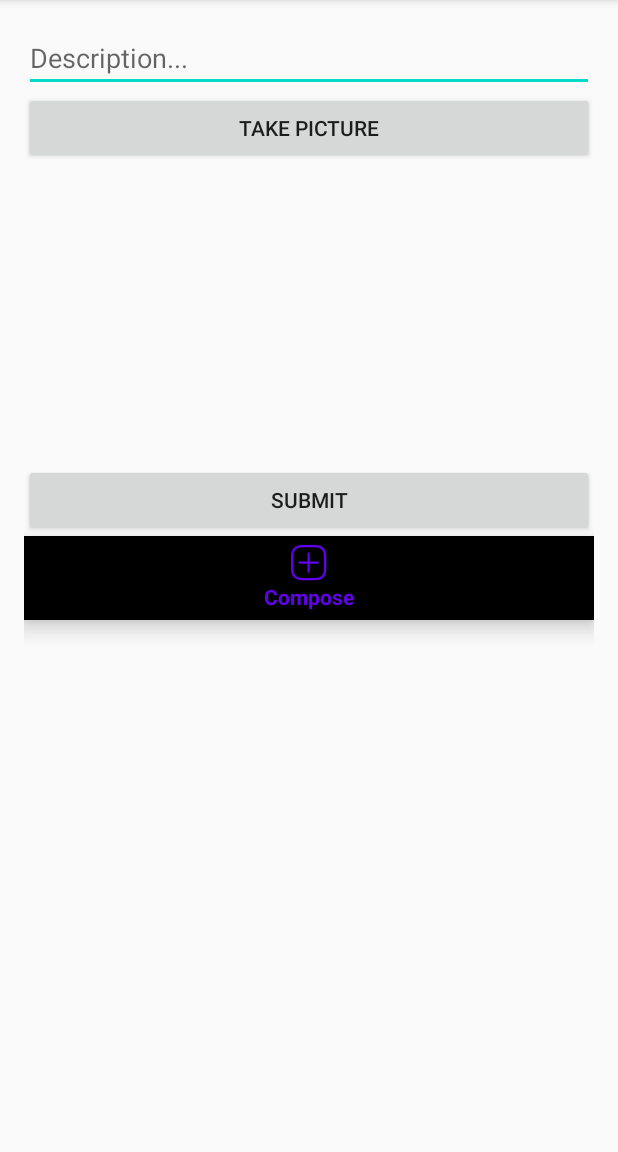
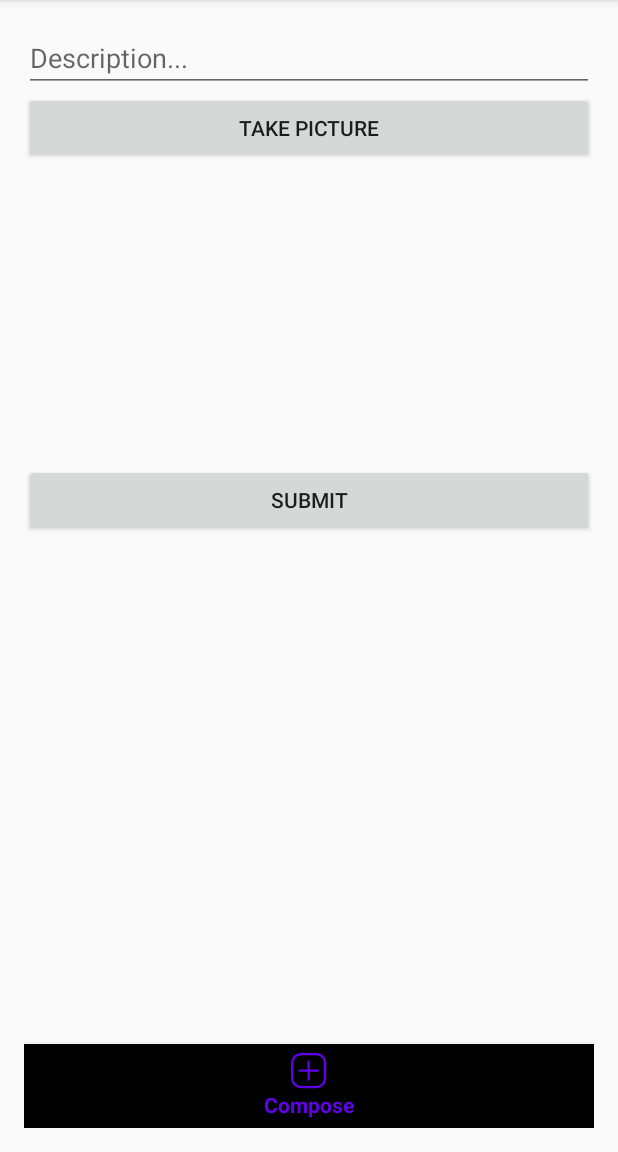
Before and after one commit to ziyangli128/Parstagram, an Android app: the MainActivity screen opened directly, with no data from a screen before it, item 2 of the bottom bar chosen, on a phone screen of 412 x 824 dp, the part 84-1236 px from its top. Run offline under Robolectric (Android 15) with nearby library versions, the phone set to English and light mode, and no system bars; libraries missing offline, so code that uses them is left out: com.parse.

Commit message:
Created Compose Fragment.

```diff
--- a/app/build.gradle
+++ b/app/build.gradle
@@ -26,6 +26,7 @@ dependencies {
     implementation fileTree(dir: "libs", include: ["*.jar"])
     implementation 'androidx.appcompat:appcompat:1.1.0'
     implementation 'androidx.constraintlayout:constraintlayout:1.1.3'
+    implementation 'androidx.legacy:legacy-support-v4:1.0.0'
     testImplementation 'junit:junit:4.12'
     androidTestImplementation 'androidx.test.ext:junit:1.1.1'
     androidTestImplementation 'androidx.test.espresso:espresso-core:3.2.0'
--- a/app/src/main/java/com/example/parstagram/MainActivity.java
+++ b/app/src/main/java/com/example/parstagram/MainActivity.java
@@ -5,6 +5,7 @@ import androidx.annotation.Nullable;
 import androidx.appcompat.app.AppCompatActivity;
 import androidx.core.content.FileProvider;
 import androidx.fragment.app.Fragment;
+import androidx.fragment.app.FragmentManager;
 
 import android.content.Intent;
 import android.graphics.Bitmap;
@@ -21,6 +22,8 @@ import android.widget.EditText;
 import android.widget.ImageView;
 import android.widget.Toast;
 
+import com.example.parstagram.fragments.ComposeFragment;
+import com.example.parstagram.fragments.PostsFragment;
 import com.example.parstagram.models.Post;
 import com.google.android.material.bottomnavigation.BottomNavigationView;
 import com.parse.FindCallback;
@@ -36,14 +39,8 @@ import java.util.List;
 public class MainActivity extends AppCompatActivity {
 
     public static final String TAG = "MainActivity";
-    public final static int CAPTURE_IMAGE_ACTIVITY_REQUEST_CODE = 44;
-    public String photoFileName = "photo.jpg";
-    private File photoFile;
 
-    private EditText etDescription;
-    private Button btnCaptureImage;
-    private ImageView ivPostImage;
-    private Button btnSubmit;
+    final FragmentManager fragmentManager = getSupportFragmentManager();
     private BottomNavigationView bottomNavigationView;
 
     @Override
@@ -51,39 +48,7 @@ public class MainActivity extends AppCompatActivity {
         super.onCreate(savedInstanceState);
         setContentView(R.layout.activity_main);
 
-        etDescription = findViewById(R.id.etDescription);
-        btnCaptureImage = findViewById(R.id.btnCaptureImage);
-        ivPostImage = findViewById(R.id.ivPostImage);
-        btnSubmit = findViewById(R.id.btnSubmit);
         bottomNavigationView = findViewById(R.id.bottomNavigation);
-
-        //queryPosts();
-
-        btnCaptureImage.setOnClickListener(new View.OnClickListener() {
-            @Override
-            public void onClick(View view) {
-                launchCamera();
-            }
-        });
-
-        btnSubmit.setOnClickListener(new View.OnClickListener() {
-            @Override
-            public void onClick(View view) {
-                String description = etDescription.getText().toString();
-                if (description.isEmpty()) {
-                    Toast.makeText(MainActivity.this,
-                            "Description cannot be empty!", Toast.LENGTH_SHORT).show();
-                    return;
-                }
-                if (photoFile == null || ivPostImage.getDrawable() == null) {
-                    Toast.makeText(MainActivity.this,
-                            "Please uplaod an image!", Toast.LENGTH_SHORT).show();
-                    return;
-                }
-                ParseUser currentUser = ParseUser.getCurrentUser();
-                savePost(description, currentUser, photoFile);
-            }
-        });
 
         bottomNavigationView.setOnNavigationItemSelectedListener(new BottomNavigationView.OnNavigationItemSelectedListener() {
             @Override
@@ -92,112 +57,23 @@ public class MainActivity extends AppCompatActivity {
                 switch (menuItem.getItemId()) {
                     case R.id.action_home:
                         Toast.makeText(MainActivity.this, "Home!", Toast.LENGTH_SHORT).show();
+                        fragment = new PostsFragment();
                         break;
                     case R.id.action_compose:
                         Toast.makeText(MainActivity.this, "Compose!", Toast.LENGTH_SHORT).show();
+                        fragment = new ComposeFragment();
                         break;
                     case R.id.action_profile:
                     default:
                         Toast.makeText(MainActivity.this, "Profile!", Toast.LENGTH_SHORT).show();
+                        fragment = new ComposeFragment();
                         break;
                 }
+                fragmentManager.beginTransaction().replace(R.id.flContainer, fragment).commit();
                 return true;
             }
         });
-    }
-
-    public void launchCamera() {
-        // create Intent to take a picture and return control to the calling application
-        Intent intent = new Intent(MediaStore.ACTION_IMAGE_CAPTURE);
-        // Create a File reference for future access
-        photoFile = getPhotoFileUri(photoFileName);
-
-        // wrap File object into a content provider
-        // required for API >= 24
-        // See https://guides.codepath.com/android/Sharing-Content-with-Intents#sharing-files-with-api-24-or-higher
-        Uri fileProvider = FileProvider.getUriForFile(MainActivity.this, "com.codepath.fileprovider", photoFile);
-        intent.putExtra(MediaStore.EXTRA_OUTPUT, fileProvider);
-
-        // If you call startActivityForResult() using an intent that no app can handle, your app will crash.
-        // So as long as the result is not null, it's safe to use the intent.
-        if (intent.resolveActivity(getPackageManager()) != null) {
-            // Start the image capture intent to take photo
-            startActivityForResult(intent, CAPTURE_IMAGE_ACTIVITY_REQUEST_CODE);
-        }
-    }
-
-    // Returns the File for a photo stored on disk given the fileName
-    public File getPhotoFileUri(String fileName) {
-        // Get safe storage directory for photos
-        // Use `getExternalFilesDir` on Context to access package-specific directories.
-        // This way, we don't need to request external read/write runtime permissions.
-        File mediaStorageDir = new File(getExternalFilesDir(Environment.DIRECTORY_PICTURES), TAG);
-
-        // Create the storage directory if it does not exist
-        if (!mediaStorageDir.exists() && !mediaStorageDir.mkdirs()){
-            Log.d(TAG, "failed to create directory");
-        }
-
-        // Return the file target for the photo based on filename
-        File file = new File(mediaStorageDir.getPath() + File.separator + fileName);
-
-        return file;
-    }
-
-    @Override
-    protected void onActivityResult(int requestCode, int resultCode, @Nullable Intent data) {
-        super.onActivityResult(requestCode, resultCode, data);
-        if (requestCode == CAPTURE_IMAGE_ACTIVITY_REQUEST_CODE) {
-            if (resultCode == RESULT_OK) {
-                // by this point we have the camera photo on disk
-                Bitmap takenImage = BitmapFactory.decodeFile(photoFile.getAbsolutePath());
-                // RESIZE BITMAP, see section below
-                // Load the taken image into a preview
-                ImageView ivPostImage = (ImageView) findViewById(R.id.ivPostImage);
-                ivPostImage.setImageBitmap(takenImage);
-            } else { // Result was a failure
-                Toast.makeText(this, "Picture wasn't taken!", Toast.LENGTH_SHORT).show();
-            }
-        }
-    }
-
-    private void savePost(final String description, ParseUser currentUser, File photoFile) {
-        Post post = new Post();
-        post.setDescription(description);
-        post.setImage(new ParseFile(photoFile));
-        post.setUser(currentUser);
-        post.saveInBackground(new SaveCallback() {
-            @Override
-            public void done(ParseException e) {
-                if (e != null) {
-                    Log.e(TAG, "Issue with saving post.", e);
-                    Toast.makeText(MainActivity.this,
-                            "Error while saving!", Toast.LENGTH_SHORT).show();
-                    return;
-                }
-                Log.i(TAG, "Post save was successful!");
-                etDescription.setText("");
-                ivPostImage.setImageResource(0);
-            }
-        });
-    }
-
-    private void queryPosts() {
-        // specify the class to query
-        ParseQuery<Post> query = ParseQuery.getQuery(Post.class);
-        query.include(Post.KEY_USER);
-        query.findInBackground(new FindCallback<Post>() {
-            @Override
-            public void done(List<Post> posts, ParseException e) {
-                if (e != null) {
-                    Log.e(TAG, "Issue with getting posts.", e);
-                    return;
-                }
-                for (Post post : posts) {
-                    Log.i(TAG, "Post: " + post.getDescription()
-                    + ", username: " + post.getUser().getUsername());
-                }
-            }
-        });
+        // set default selection view
+        bottomNavigationView.setSelectedItemId(R.id.action_home);
     }
 }
--- /dev/null
+++ b/app/src/main/java/com/example/parstagram/fragments/ComposeFragment.java
@@ -0,0 +1,197 @@
+package com.example.parstagram.fragments;
+
+import android.content.Intent;
+import android.graphics.Bitmap;
+import android.graphics.BitmapFactory;
+import android.net.Uri;
+import android.os.Bundle;
+
+import androidx.annotation.NonNull;
+import androidx.annotation.Nullable;
+import androidx.core.content.FileProvider;
+import androidx.fragment.app.Fragment;
+
+import android.os.Environment;
+import android.provider.MediaStore;
+import android.util.Log;
+import android.view.LayoutInflater;
+import android.view.View;
+import android.view.ViewGroup;
+import android.widget.Button;
+import android.widget.EditText;
+import android.widget.ImageView;
+import android.widget.Toast;
+
+import com.example.parstagram.MainActivity;
+import com.example.parstagram.R;
+import com.example.parstagram.models.Post;
+import com.parse.FindCallback;
+import com.parse.ParseException;
+import com.parse.ParseFile;
+import com.parse.ParseQuery;
+import com.parse.ParseUser;
+import com.parse.SaveCallback;
+
+import java.io.File;
+import java.util.List;
+
+import static android.app.Activity.RESULT_OK;
+
+public class ComposeFragment extends Fragment {
+
+    public static final String TAG = "ComposeFragment";
+
+    public final static int CAPTURE_IMAGE_ACTIVITY_REQUEST_CODE = 44;
+    public String photoFileName = "photo.jpg";
+    private File photoFile;
+
+    private EditText etDescription;
+    private Button btnCaptureImage;
+    private ImageView ivPostImage;
+    private Button btnSubmit;
+
+    public ComposeFragment() {
+        // Required empty public constructor
+    }
+
+    // The onCreateView method is called when Fragment should create its View object hierarchy,
+    // either dynamically or via XML layout inflation.
+    @Override
+    public View onCreateView(LayoutInflater inflater, ViewGroup container,
+                             Bundle savedInstanceState) {
+        // Inflate the layout for this fragment
+        return inflater.inflate(R.layout.fragment_compose, container, false);
+    }
+
+    // This event is triggered soon after onCreateView().
+    // Any view setup should occur here.
+    @Override
+    public void onViewCreated(@NonNull View view, @Nullable Bundle savedInstanceState) {
+        super.onViewCreated(view, savedInstanceState);
+        etDescription = view.findViewById(R.id.etDescription);
+        btnCaptureImage = view.findViewById(R.id.btnCaptureImage);
+        ivPostImage = view.findViewById(R.id.ivPostImage);
+        btnSubmit = view.findViewById(R.id.btnSubmit);
+
+        btnCaptureImage.setOnClickListener(new View.OnClickListener() {
+            @Override
+            public void onClick(View view) {
+                launchCamera();
+            }
+        });
+
+        btnSubmit.setOnClickListener(new View.OnClickListener() {
+            @Override
+            public void onClick(View view) {
+                String description = etDescription.getText().toString();
+                if (description.isEmpty()) {
+                    Toast.makeText(getContext(),
+                            "Description cannot be empty!", Toast.LENGTH_SHORT).show();
+                    return;
+                }
+                if (photoFile == null || ivPostImage.getDrawable() == null) {
+                    Toast.makeText(getContext(),
+                            "Please uplaod an image!", Toast.LENGTH_SHORT).show();
+                    return;
+                }
+                ParseUser currentUser = ParseUser.getCurrentUser();
+                savePost(description, currentUser, photoFile);
+            }
+        });
+    }
+
+    public void launchCamera() {
+        // create Intent to take a picture and return control to the calling application
+        Intent intent = new Intent(MediaStore.ACTION_IMAGE_CAPTURE);
+        // Create a File reference for future access
+        photoFile = getPhotoFileUri(photoFileName);
+
+        // wrap File object into a content provider
+        // required for API >= 24
+        // See https://guides.codepath.com/android/Sharing-Content-with-Intents#sharing-files-with-api-24-or-higher
+        Uri fileProvider = FileProvider.getUriForFile(getContext(), "com.codepath.fileprovider", photoFile);
+        intent.putExtra(MediaStore.EXTRA_OUTPUT, fileProvider);
+
+        // If you call startActivityForResult() using an intent that no app can handle, your app will crash.
+        // So as long as the result is not null, it's safe to use the intent.
+        if (intent.resolveActivity(getContext().getPackageManager()) != null) {
+            // Start the image capture intent to take photo
+            startActivityForResult(intent, CAPTURE_IMAGE_ACTIVITY_REQUEST_CODE);
+        }
+    }
+
+    // Returns the File for a photo stored on disk given the fileName
+    public File getPhotoFileUri(String fileName) {
+        // Get safe storage directory for photos
+        // Use `getExternalFilesDir` on Context to access package-specific directories.
+        // This way, we don't need to request external read/write runtime permissions.
+        File mediaStorageDir = new File(getContext().getExternalFilesDir(Environment.DIRECTORY_PICTURES), TAG);
+
+        // Create the storage directory if it does not exist
+        if (!mediaStorageDir.exists() && !mediaStorageDir.mkdirs()){
+            Log.d(TAG, "failed to create directory");
+        }
+
+        // Return the file target for the photo based on filename
+        File file = new File(mediaStorageDir.getPath() + File.separator + fileName);
+
+        return file;
+    }
+
+    @Override
+    public void onActivityResult(int requestCode, int resultCode, @Nullable Intent data) {
+        super.onActivityResult(requestCode, resultCode, data);
+        if (requestCode == CAPTURE_IMAGE_ACTIVITY_REQUEST_CODE) {
+            if (resultCode == RESULT_OK) {
+                // by this point we have the camera photo on disk
+                Bitmap takenImage = BitmapFactory.decodeFile(photoFile.getAbsolutePath());
+                // RESIZE BITMAP, see section below
+                // Load the taken image into a preview
+                //ImageView ivPostImage = (ImageView) findViewById(R.id.ivPostImage);
+                ivPostImage.setImageBitmap(takenImage);
+            } else { // Result was a failure
+                Toast.makeText(getContext(), "Picture wasn't taken!", Toast.LENGTH_SHORT).show();
+            }
+        }
+    }
+
+    private void savePost(final String description, ParseUser currentUser, File photoFile) {
+        Post post = new Post();
+        post.setDescription(description);
+        post.setImage(new ParseFile(photoFile));
+        post.setUser(currentUser);
+        post.saveInBackground(new SaveCallback() {
+            @Override
+            public void done(ParseException e) {
+                if (e != null) {
+                    Log.e(TAG, "Issue with saving post.", e);
+                    Toast.makeText(getContext(),
+                            "Error while saving!", Toast.LENGTH_SHORT).show();
+                    return;
+                }
+                Log.i(TAG, "Post save was successful!");
+                etDescription.setText("");
+                ivPostImage.setImageResource(0);
+            }
+        });
+    }
+
+    private void queryPosts() {
+        // specify the class to query
+        ParseQuery<Post> query = ParseQuery.getQuery(Post.class);
+        query.include(Post.KEY_USER);
+        query.findInBackground(new FindCallback<Post>() {
+            @Override
+            public void done(List<Post> posts, ParseException e) {
+                if (e != null) {
+                    Log.e(TAG, "Issue with getting posts.", e);
+                    return;
+                }
+                for (Post post : posts) {
+                    Log.i(TAG, "Post: " + post.getDescription()
+                            + ", username: " + post.getUser().getUsername());
+                }
+            }
+        });
+    }
+}
--- /dev/null
+++ b/app/src/main/java/com/example/parstagram/fragments/PostsFragment.java
@@ -0,0 +1,28 @@
+package com.example.parstagram.fragments;
+
+import android.os.Bundle;
+
+import androidx.fragment.app.Fragment;
+
+import android.view.LayoutInflater;
+import android.view.View;
+import android.view.ViewGroup;
+
+import com.example.parstagram.R;
+
+/**
+ * A simple {@link Fragment} subclass.
+ */
+public class PostsFragment extends Fragment {
+
+    public PostsFragment() {
+        // Required empty public constructor
+    }
+
+    @Override
+    public View onCreateView(LayoutInflater inflater, ViewGroup container,
+                             Bundle savedInstanceState) {
+        // Inflate the layout for this fragment
+        return inflater.inflate(R.layout.fragment_posts, container, false);
+    }
+}
--- a/app/src/main/res/layout/activity_main.xml
+++ b/app/src/main/res/layout/activity_main.xml
@@ -1,5 +1,5 @@
 <?xml version="1.0" encoding="utf-8"?>
-<LinearLayout xmlns:android="http://schemas.android.com/apk/res/android"
+<RelativeLayout xmlns:android="http://schemas.android.com/apk/res/android"
     xmlns:app="http://schemas.android.com/apk/res-auto"
     xmlns:tools="http://schemas.android.com/tools"
     android:orientation="vertical"
@@ -8,30 +8,12 @@
     android:layout_height="match_parent"
     tools:context=".MainActivity">
 
-    <EditText
-        android:id="@+id/etDescription"
+    <FrameLayout
+        android:id="@+id/flContainer"
         android:layout_width="match_parent"
-        android:layout_height="wrap_content"
-        android:ems="10"
-        android:hint="Description..." />
+        android:layout_height="match_parent"
+        android:layout_above="@id/bottomNavigation" />
 
-    <Button
-        android:id="@+id/btnCaptureImage"
-        android:layout_width="match_parent"
-        android:layout_height="wrap_content"
-        android:text="Take Picture" />
-
-    <ImageView
-        android:id="@+id/ivPostImage"
-        android:layout_width="match_parent"
-        android:layout_height="200dp"
-        tools:srcCompat="@tools:sample/avatars" />
-
-    <Button
-        android:id="@+id/btnSubmit"
-        android:layout_width="match_parent"
-        android:layout_height="wrap_content"
-        android:text="Submit" />
 
     <com.google.android.material.bottomnavigation.BottomNavigationView
         android:id="@+id/bottomNavigation"
@@ -40,4 +22,4 @@
         android:layout_alignParentBottom="true"
         app:menu="@menu/menu_bottom_navigation" />
 
-</LinearLayout>
+</RelativeLayout>
--- /dev/null
+++ b/app/src/main/res/layout/fragment_compose.xml
@@ -0,0 +1,34 @@
+<?xml version="1.0" encoding="utf-8"?>
+<LinearLayout xmlns:android="http://schemas.android.com/apk/res/android"
+    xmlns:tools="http://schemas.android.com/tools"
+    android:layout_width="match_parent"
+    android:layout_height="match_parent"
+    android:orientation="vertical"
+    tools:context=".fragments.ComposeFragment">
+
+    <EditText
+        android:id="@+id/etDescription"
+        android:layout_width="match_parent"
+        android:layout_height="wrap_content"
+        android:ems="10"
+        android:hint="Description..." />
+
+    <Button
+        android:id="@+id/btnCaptureImage"
+        android:layout_width="match_parent"
+        android:layout_height="wrap_content"
+        android:text="Take Picture" />
+
+    <ImageView
+        android:id="@+id/ivPostImage"
+        android:layout_width="match_parent"
+        android:layout_height="200dp"
+        tools:srcCompat="@tools:sample/avatars" />
+
+    <Button
+        android:id="@+id/btnSubmit"
+        android:layout_width="match_parent"
+        android:layout_height="wrap_content"
+        android:text="Submit" />
+
+</LinearLayout>
--- a/app/src/main/res/values/strings.xml
+++ b/app/src/main/res/values/strings.xml
@@ -1,3 +1,5 @@
 <resources>
     <string name="app_name">Parstagram</string>
+    <!-- TODO: Remove or change this placeholder text -->
+    <string name="hello_blank_fragment">Hello blank fragment</string>
 </resources>
```
Also changed, not shown: app/src/main/res/layout/fragment_posts.xml (added, +14 -0 lines).
